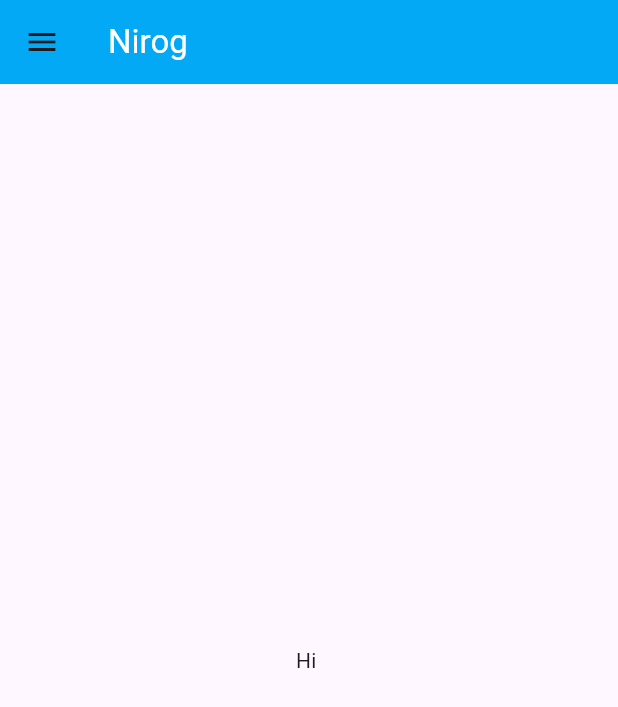
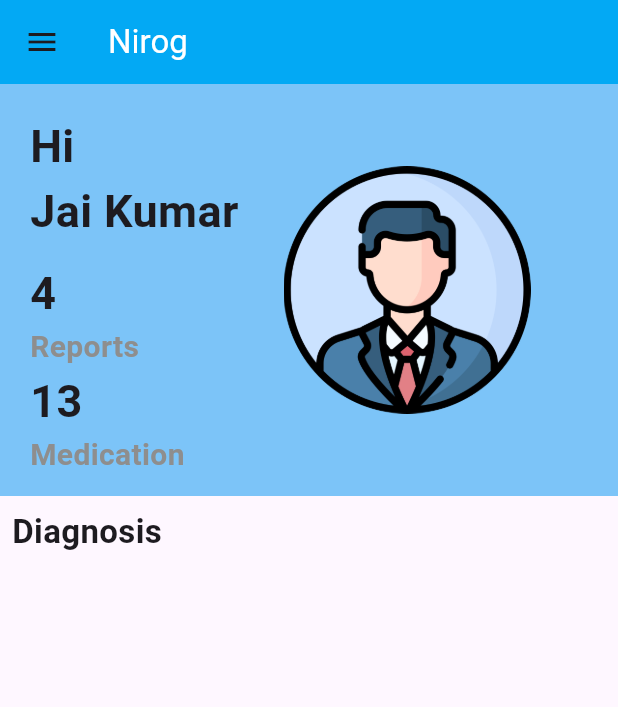
Before and after one commit to HarshYadav1159/nirog, a Flutter app: the MyHomePage screen opened by its route, on a phone screen of 412 x 824 dp. Shown: the top 707 px of the screen. Run offline on Flutter 3.47's test engine with Material 2 defaults, Android fonts, the phone set to English and light mode, and no system bars; our stand-ins replace cloud_firestore, firebase_auth, firebase_core, firebase_storage, image_picker, pinput; accounts and stored records are empty.

Commit message:
HomeScreen Design

```diff
--- a/lib/screens/home_screen.dart
+++ b/lib/screens/home_screen.dart
@@ -25,21 +25,69 @@ class _MyHomePageState extends State<MyHomePage> {
         ),
         backgroundColor: Colors.lightBlue,
       ),
-      body: Center(
-        child: FutureBuilder(
-            future: context.read<HomeScreenProvider>().readUser(),
-            builder: (context, snapshot) {
-              if (snapshot.hasData) {
-                final user = snapshot.data;
-                return user == null
-                    ? Center(
-                        child: CircularProgressIndicator(),
-                      )
-                    : Text("Hi ${user.name.toString()}");
-              } else {
-                return SizedBox();
-              }
-            }),
+      body: Column(
+        crossAxisAlignment: CrossAxisAlignment.start,
+        children: [
+          Container(
+            height: MediaQuery.of(context).size.height / 3,
+            color: Color(0xFF7CC4F8),
+            child: Padding(
+              padding: const EdgeInsets.all(20.0),
+              child: Row(
+                mainAxisAlignment: MainAxisAlignment.start,
+                children: [
+                  Column(
+                    crossAxisAlignment: CrossAxisAlignment.start,
+                    children: [
+                      Text(
+                        "Hi",
+                        style: TextStyle(
+                            fontSize: 30, fontWeight: FontWeight.bold),
+                      ),
+                      Text("Jai Kumar",
+                          style: TextStyle(
+                              fontSize: 30, fontWeight: FontWeight.bold)),
+                      SizedBox(
+                        height: 12,
+                      ),
+                      Text("4",
+                          style: TextStyle(
+                              fontSize: 30, fontWeight: FontWeight.bold)),
+                      Text("Reports",
+                          style: TextStyle(
+                              color: Color(0xFF8E8E8E),
+                              fontSize: 20,
+                              fontWeight: FontWeight.bold)),
+                      Text("13",
+                          style: TextStyle(
+                              fontSize: 30, fontWeight: FontWeight.bold)),
+                      Text("Medication",
+                          style: TextStyle(
+                              color: Color(0xFF8E8E8E),
+                              fontSize: 20,
+                              fontWeight: FontWeight.bold)),
+                    ],
+                  ),
+                  Padding(
+                    padding: const EdgeInsets.only(left: 30.0),
+                    child: Container(
+                      height: MediaQuery.of(context).size.height/2.5,
+                      width: MediaQuery.of(context).size.width/2.5,
+                      child: Image.asset('assets/images/profile.png'),
+                    ),
+                  )
+                ],
+              ),
+            ),
+          ),
+          Padding(
+            padding: const EdgeInsets.all(8.0),
+            child: Text(
+              "Diagnosis",
+              style: TextStyle(fontSize: 22, fontWeight: FontWeight.bold),
+            ),
+          ),
+        ],
       ),
       drawer: const CustomNavigationDrawer(),
     );
```
